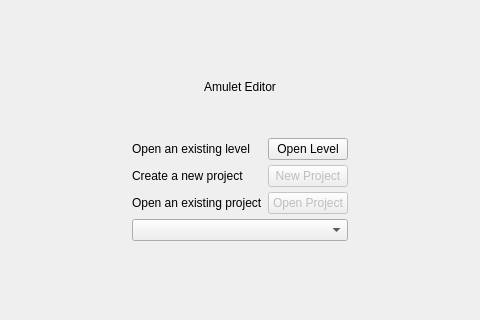
First picture: the form in src/amulet_editor/plugins/amulet_team_home_page/home/home/_home.ui, repository Amulet-Team/Amulet-Editor, before the edit; both pictures show x 132 to 612 and y 300 to 620 of the 748 by 788 pixel window.
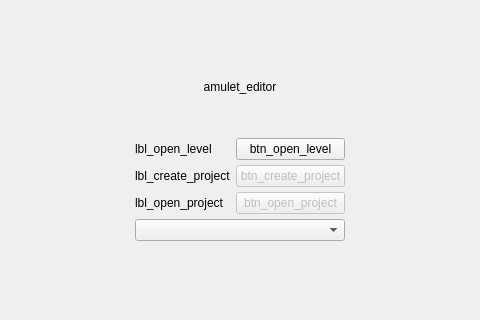
Second picture: the form after the edit.

```diff
--- a/src/amulet_editor/plugins/amulet_team_home_page/home/home/_home.ui
+++ b/src/amulet_editor/plugins/amulet_team_home_page/home/home/_home.ui
@@ -94,7 +94,7 @@
      <item>
       <widget class="QLabel" name="_lbl_app_name">
        <property name="text">
-        <string>Amulet Editor</string>
+        <string>amulet_editor</string>
        </property>
        <property name="alignment">
         <set>Qt::AlignCenter</set>
@@ -150,28 +150,28 @@
           <bool>false</bool>
          </property>
          <property name="text">
-          <string>New Project</string>
+          <string>btn_create_project</string>
          </property>
         </widget>
        </item>
        <item row="1" column="0">
         <widget class="QLabel" name="_lbl_new_project">
          <property name="text">
-          <string>Create a new project</string>
+          <string>lbl_create_project</string>
          </property>
         </widget>
        </item>
        <item row="2" column="0">
         <widget class="QLabel" name="_lbl_new_project_2">
          <property name="text">
-          <string>Open an existing project</string>
+          <string>lbl_open_project</string>
          </property>
         </widget>
        </item>
        <item row="0" column="1">
         <widget class="QPushButton" name="btn_open_world">
          <property name="text">
-          <string>Open Level</string>
+          <string>btn_open_level</string>
          </property>
         </widget>
        </item>
@@ -181,7 +181,7 @@
        <item row="0" column="0">
         <widget class="QLabel" name="_lbl_open_level">
          <property name="text">
-          <string>Open an existing level</string>
+          <string>lbl_open_level</string>
          </property>
         </widget>
        </item>
@@ -191,7 +191,7 @@
           <bool>false</bool>
          </property>
          <property name="text">
-          <string>Open Project</string>
+          <string>btn_open_project</string>
          </property>
         </widget>
        </item>
```
